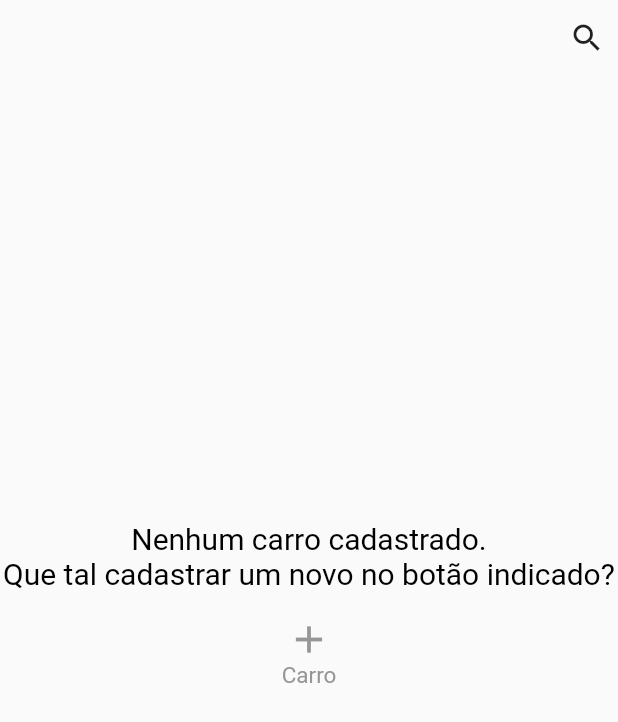
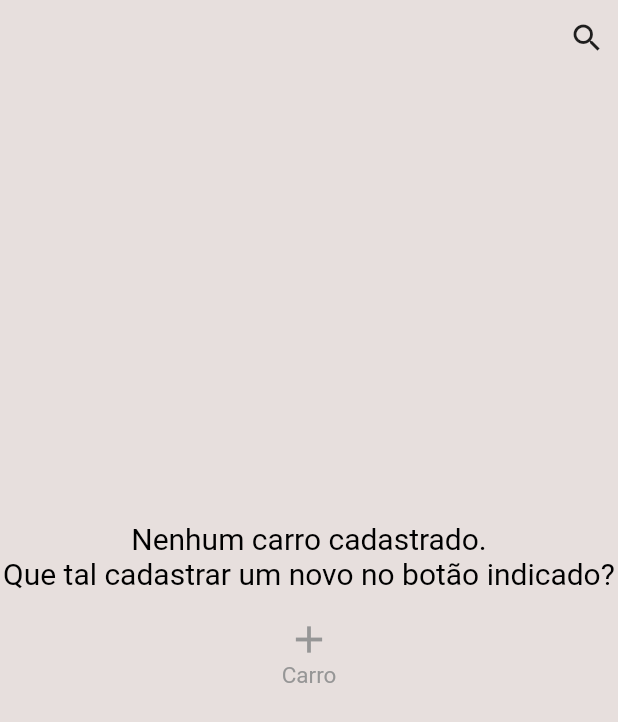
Before and after one commit to matheusAparicio/carsRegister, a Flutter app: the HomePageBody widget shown alone on an empty page, opened directly, on a phone screen of 412 x 824 dp. Shown: the top 722 px of the screen. Run offline on Flutter 3.47's test engine with Material 2 defaults, Android fonts, the light colour scheme and no system bars; drawn by our look-alikes of auto_size_text; our stand-ins replace flutter_mobx, font_awesome_flutter, google_fonts, lottie, mobx, permission_handler and 1 more; accounts and stored records are empty; generated files the repository leaves out were written again; network calls fail; project files that could hold a hidden picture were left out.

Commit message:
new color scheme, settings_state created

```diff
--- a/lib/modules/ui/custom_widgets/general/compact_button.dart
+++ b/lib/modules/ui/custom_widgets/general/compact_button.dart
@@ -1,9 +1,6 @@
 import 'package:auto_size_text/auto_size_text.dart';
-import 'package:carsregister/modules/ui/custom_widgets/home_page/add_car_dialog/add_car_dialog.dart';
 import 'package:carsregister/modules/ui/utilities/app_text_styles.dart';
 import 'package:flutter/material.dart';
-import 'package:flutter/src/foundation/key.dart';
-import 'package:flutter/src/widgets/framework.dart';
 
 class CompactButton extends StatefulWidget {
   final double width;
--- a/lib/modules/ui/pages/home_page/components/home_page_app_bar.dart
+++ b/lib/modules/ui/pages/home_page/components/home_page_app_bar.dart
@@ -1,8 +1,6 @@
-import 'package:auto_size_text/auto_size_text.dart';
 import 'package:carsregister/modules/ui/custom_widgets/general/compact_button.dart';
 import 'package:carsregister/modules/ui/custom_widgets/home_page/add_car_dialog/add_car_dialog.dart';
 import 'package:carsregister/modules/ui/utilities/app_colors.dart';
-import 'package:carsregister/modules/ui/utilities/app_text_styles.dart';
 import 'package:flutter/material.dart';
 import 'package:google_fonts/google_fonts.dart';
 
--- a/lib/modules/ui/pages/home_page/components/home_page_body.dart
+++ b/lib/modules/ui/pages/home_page/components/home_page_body.dart
@@ -1,4 +1,3 @@
-import 'package:auto_size_text/auto_size_text.dart';
 import 'package:carsregister/modules/domain/mobx_state/query_state.dart';
 import 'package:carsregister/modules/ui/custom_widgets/general/compact_button.dart';
 import 'package:carsregister/modules/ui/custom_widgets/home_page/car_list_view/car_list_view.dart';
@@ -19,9 +18,10 @@ class _HomePageBodyState extends State<HomePageBody> {
   @override
   Widget build(BuildContext context) {
     return Observer(builder: (_) {
-      return SizedBox(
+      return Container(
         width: MediaQuery.of(context).size.width,
         height: MediaQuery.of(context).size.height,
+        color: AppColors().secondaryColor,
         child: Stack(
           children: [
             Column(
--- a/lib/modules/ui/pages/splashscreen_page.dart
+++ b/lib/modules/ui/pages/splashscreen_page.dart
@@ -34,7 +34,7 @@ class _SplashscreenPageState extends State<SplashscreenPage> {
     registerState.resetValues();
     queryState.updateCarList();
     registerState.getCarBrands().then((value) {
-      Future.delayed(const Duration(milliseconds: 3500)).then((value) {
+      Future.delayed(const Duration(milliseconds: 1500)).then((value) {
         Navigator.pushReplacement(
           context,
           MaterialPageRoute(builder: (context) => const HomePage()),
@@ -48,7 +48,7 @@ class _SplashscreenPageState extends State<SplashscreenPage> {
   @override
   Widget build(BuildContext context) {
     return Container(
-      decoration: BoxDecoration(color: AppColors().primaryColor),
+      decoration: BoxDecoration(color: AppColors().splashScreenColor),
       child: Column(mainAxisAlignment: MainAxisAlignment.center, children: [
         Lottie.asset("lib/assets/lottie/splashcreen_animation.json",
             repeat: false),
--- a/lib/modules/ui/utilities/app_colors.dart
+++ b/lib/modules/ui/utilities/app_colors.dart
@@ -1,11 +1,15 @@
 import 'package:flutter/material.dart';
 
 class AppColors {
-  Color primaryColor = const Color.fromARGB(255, 105, 96, 224);
-  Color primaryTextColor = const Color.fromARGB(255, 255, 255, 255);
+  Color primaryColor = const Color.fromARGB(255, 70, 22, 246);
+  Color primaryTextColor = const Color.fromARGB(246, 231, 223, 221);
 
-  Color secondaryColor = const Color.fromARGB(255, 255, 255, 255);
-  Color secondaryTextColor = Colors.black;
+  Color secondaryColor = const Color.fromARGB(255, 231, 223, 221);
+  Color secondaryTextColor = const Color.fromARGB(255, 15, 11, 22);
+
+  Color splashScreenColor = const Color.fromARGB(255, 15, 11, 22);
+
+  Color fuschiaColor = const Color.fromARGB(255, 162, 57, 202);
 
   Color redColor = const Color.fromARGB(255, 158, 56, 48);
   Color greenColor = const Color.fromARGB(255, 82, 156, 94);
@@ -14,5 +18,4 @@ class AppColors {
   Color shadowColor = const Color.fromARGB(117, 46, 46, 46);
 
   Color transparent = const Color.fromARGB(0, 0, 0, 0);
-
 }
```
Also changed, not shown: lib/modules/domain/mobx_state/settings_state.dart (added, +10 -0 lines), lib/modules/domain/mobx_state/settings_state.g.dart (added).
